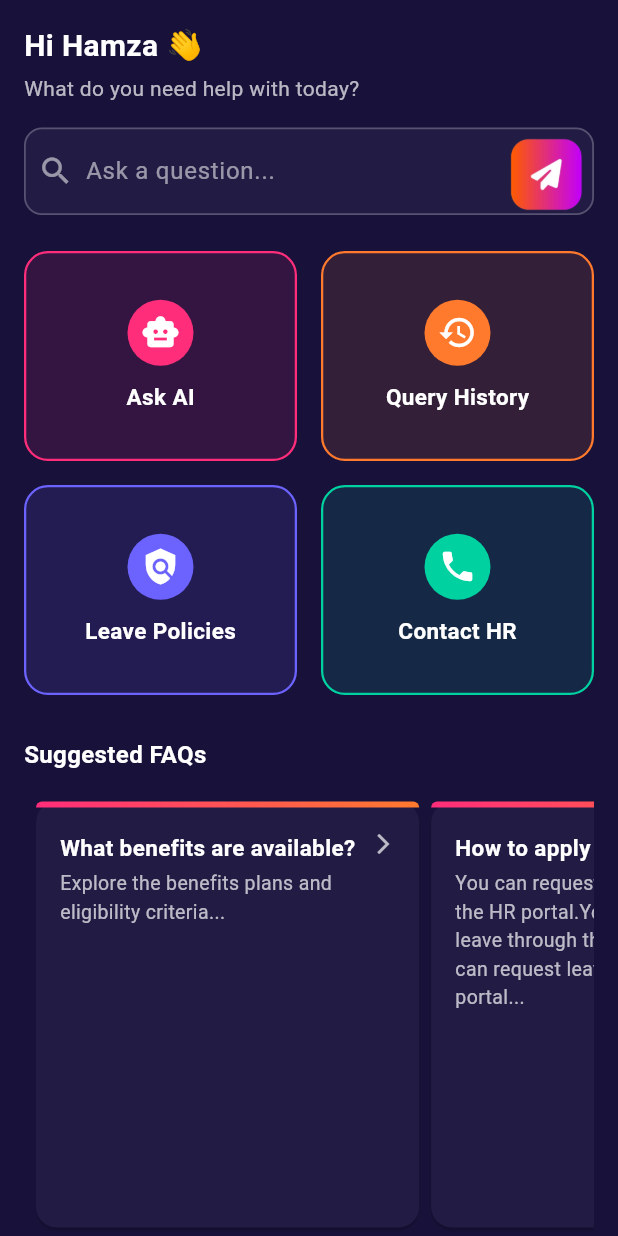
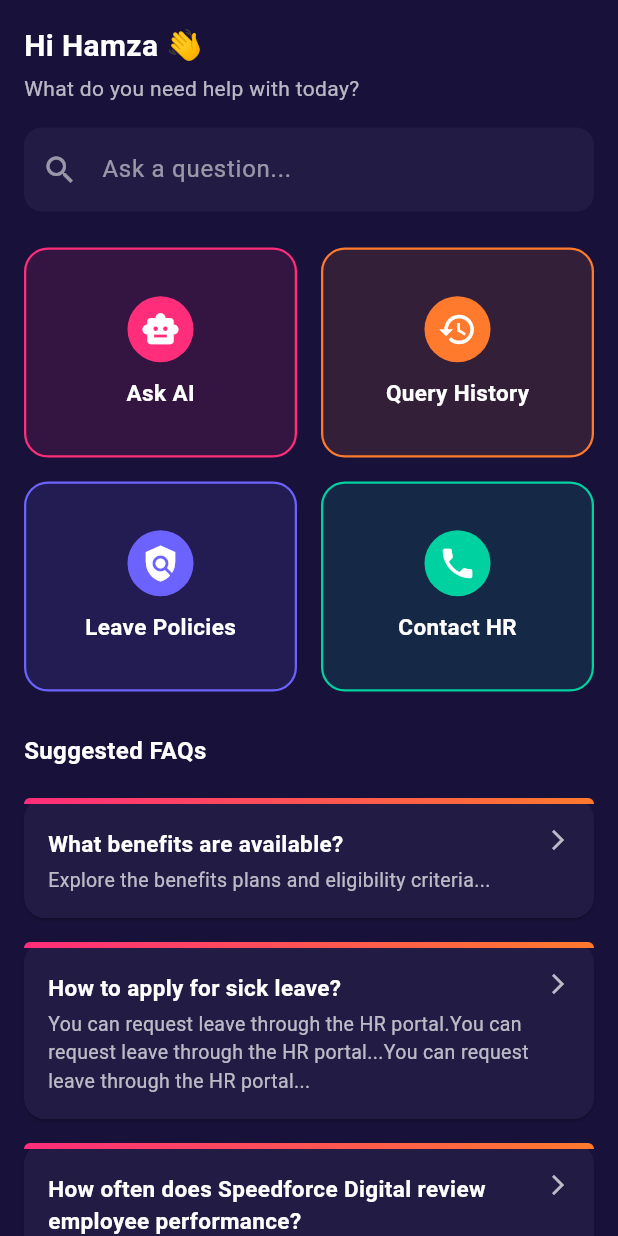
Before and after one commit to chhamza11/Employees-Help-Assistant, a Flutter app: the screen it shows after launch, after a tap on "Sign In", on a phone screen of 412 x 824 dp. Run offline on Flutter 3.47's test engine with Material 3 defaults, Android fonts, the phone set to English and light mode, and no system bars.

```diff
--- a/lib/screens/home/home_screen.dart
+++ b/lib/screens/home/home_screen.dart
@@ -3,10 +3,75 @@ import '../../core/colors.dart';
 import '../../core/styles.dart';
 import '../../widgets/custom_button.dart';
 import '../../widgets/query_card.dart';
+import '../history/history_screen.dart';
 import 'chat_screen.dart';
+import 'dart:convert';
+import 'package:flutter/services.dart';
 
-class HomeScreen extends StatelessWidget {
+class HomeScreen extends StatefulWidget {
   const HomeScreen({Key? key}) : super(key: key);
+
+  @override
+  State<HomeScreen> createState() => _HomeScreenState();
+}
+
+class _HomeScreenState extends State<HomeScreen> {
+  List<Map<String, String>> faqs = [];
+  List<Map<String, String>> filteredFaqs = [];
+  final TextEditingController _searchController = TextEditingController();
+  bool _showDropdown = false;
+
+  @override
+  void initState() {
+    super.initState();
+    _loadFaqs();
+    _searchController.addListener(_onSearchChanged);
+  }
+
+  Future<void> _loadFaqs() async {
+    final String data = await rootBundle.loadString('assets/dumydata.json');
+    final Map<String, dynamic> jsonResult = json.decode(data);
+    final List<dynamic> faqList = jsonResult['companyPolicyFAQ'];
+    setState(() {
+      faqs = faqList.map((e) => {
+        'question': e['question'] as String,
+        'answer': e['answer'] as String,
+      }).toList();
+      filteredFaqs = [];
+    });
+  }
+
+  void _onSearchChanged() {
+    final query = _searchController.text.trim().toLowerCase();
+    if (query.isEmpty) {
+      setState(() {
+        filteredFaqs = [];
+        _showDropdown = false;
+      });
+    } else {
+      final matches = faqs.where((faq) => faq['question']!.toLowerCase().contains(query)).take(3).toList();
+      setState(() {
+        filteredFaqs = matches;
+        _showDropdown = matches.isNotEmpty;
+      });
+    }
+  }
+
+  void _onSuggestionTap(Map<String, String> faq) {
+    Navigator.push(
+      context,
+      MaterialPageRoute(
+        builder: (context) => ChatScreen(
+          initialQuestion: faq['question'],
+        ),
+      ),
+    );
+    _searchController.clear();
+    setState(() {
+      _showDropdown = false;
+      filteredFaqs = [];
+    });
+  }
 
   void _openChatScreen(BuildContext context) {
     Navigator.push(
@@ -16,11 +81,18 @@ class HomeScreen extends StatelessWidget {
   }
 
   @override
+  void dispose() {
+    _searchController.dispose();
+    super.dispose();
+  }
+
+  @override
   Widget build(BuildContext context) {
     return Scaffold(
       backgroundColor: AppColors.background,
+      resizeToAvoidBottomInset: true,
       body: SafeArea(
-        child: Padding(
+        child: SingleChildScrollView(
           padding: const EdgeInsets.symmetric(horizontal: 16.0),
           child: Column(
             crossAxisAlignment: CrossAxisAlignment.start,
@@ -30,46 +102,58 @@ class HomeScreen extends StatelessWidget {
               const SizedBox(height: 4),
               Text('What do you need help with today?', style: AppStyles.homeSubtitle),
               const SizedBox(height: 16),
-              Stack(
-                children: [
-                  Container(
-                    decoration: BoxDecoration(
-                      border: Border.all(color: Colors.white24, width: 1.2),
+              // Search bar
+              Padding(
+                padding: const EdgeInsets.only(bottom: 0),
+                child: TextField(
+                  controller: _searchController,
+                  style: const TextStyle(color: Colors.white),
+                  decoration: InputDecoration(
+                    hintText: 'Ask a question...',
+                    hintStyle: const TextStyle(color: Colors.white54),
+                    filled: true,
+                    fillColor: AppColors.inputBackground,
+                    border: OutlineInputBorder(
                       borderRadius: BorderRadius.circular(12),
-                      color: AppColors.inputBackground,
+                      borderSide: BorderSide.none,
                     ),
-                    child: Row(
-                      children: [
-                        const Padding(
-                          padding: EdgeInsets.only(left: 8.0),
-                          child: Icon(Icons.search, color: Colors.white54),
-                        ),
-                        Expanded(
-                          child: TextField(
-                            decoration: const InputDecoration(
-                              hintText: 'Ask a question...',
-                              hintStyle: TextStyle(color: Colors.white54),
-                              border: InputBorder.none,
-                              contentPadding: EdgeInsets.symmetric(vertical: 16, horizontal: 8),
-                            ),
-                            style: const TextStyle(color: Colors.white),
+                    contentPadding: const EdgeInsets.symmetric(vertical: 16, horizontal: 8),
+                    prefixIcon: const Icon(Icons.search, color: Colors.white54),
                   ),
                 ),
-                        const SizedBox(width: 40),
-                      ],
+              ),
+              // Suggestions dropdown
+              if (_showDropdown && filteredFaqs.isNotEmpty)
+                Container(
+                  color: AppColors.background,
+                  constraints: const BoxConstraints(maxHeight: 180),
+                  margin: const EdgeInsets.only(top: 4, bottom: 8),
+                  child: Material(
+                    color: Colors.transparent,
+                    child: ListView.separated(
+                      shrinkWrap: true,
+                      itemCount: filteredFaqs.length,
+                      separatorBuilder: (_, __) => const Divider(height: 1, color: Colors.white12),
+                      itemBuilder: (context, idx) {
+                        final faq = filteredFaqs[idx];
+                        return ListTile(
+                          title: Text(
+                            faq['question']!,
+                            style: const TextStyle(
+                              color: AppColors.primary,
+                              fontWeight: FontWeight.bold,
+                              fontSize: 15,
                             ),
                           ),
-                  Positioned(
-                    right: 7,
-                    top: 6,
-                    child: Image.asset(
-                      'assets/images/arrow.png',
-                      width: 50,
-                      height: 50,
+                          onTap: () => _onSuggestionTap(faq),
+                        );
+                      },
                     ),
                   ),
-                ],
                 ),
+              // Only show action buttons/grid if no suggestions
+              if (!_showDropdown)
+                ...[
                   const SizedBox(height: 24),
                   GridView.count(
                     crossAxisCount: 2,
@@ -85,10 +169,11 @@ class HomeScreen extends StatelessWidget {
                         color: AppColors.primary,
                         onTap: () => _openChatScreen(context),
                       ),
-                  const _BigActionButton(
+                      _BigActionButton(
                         icon: Icons.history,
                         label: 'Query History',
                         color: AppColors.secondary,
+                        onTap: () => HistoryScreen(),
                       ),
                       const _BigActionButton(
                         icon: Icons.policy,
@@ -105,50 +190,33 @@ class HomeScreen extends StatelessWidget {
                   const SizedBox(height: 28),
                   Text('Suggested FAQs', style: AppStyles.sectionTitle),
                   const SizedBox(height: 12),
-              SizedBox(
-                height: 300,
-                child: Row(
+                  // Vertically expanded Suggested FAQs (up to 3)
+                  ListView(
+                    shrinkWrap: true,
+                    physics: const NeverScrollableScrollPhysics(),
                     children: [
-                    // SizedBox(
-                    //   width: MediaQuery.of(context).size.width * 0.80,
-                    //   child: QueryCard(
-                    //     title: 'How do I request vacation time?',
-                    //     description: 'Learn about the process for submitting vacation requests and approval timelines...',
-                    //     onTap: () {},
-                    //     showTopGradient: true,
-                    //   ),
-                    // ),
-                    const SizedBox(width: 8),
-                    Expanded(
-                      child: ListView(
-                        scrollDirection: Axis.horizontal,
-                        children: [
-                          SizedBox(
-                            width: MediaQuery.of(context).size.width * 0.62,
-                            child: QueryCard(
+                      QueryCard(
                         title: 'What benefits are available?',
                         description: 'Explore the benefits plans and eligibility criteria...',
                         onTap: () {},
                         showTopGradient: true,
                       ),
-                          ),
-                          const SizedBox(width: 8),
-                          SizedBox(
-                            width: MediaQuery.of(context).size.width * 0.62,
-                            child: QueryCard(
+                      QueryCard(
                         title: 'How to apply for sick leave?',
                         description: 'You can request leave through the HR portal.You can request leave through the HR portal...You can request leave through the HR portal...',
                         onTap: () {},
                         showTopGradient: true,
                       ),
+                      QueryCard(
+                        title: 'How often does Speedforce Digital review employee performance?',
+                        description: 'Annually.',
+                        onTap: () {},
+                        showTopGradient: true,
                       ),
                     ],
                   ),
-                    ),
+                  const SizedBox(height: 8),
                 ],
-                ),
-              ),
-              const SizedBox(height: 8),
             ],
           ),
         ),
```
Also changed, not shown: lib/screens/home/chat_screen.dart (+93 -90 lines). Lines whose indentation alone changed are shown as unchanged.
